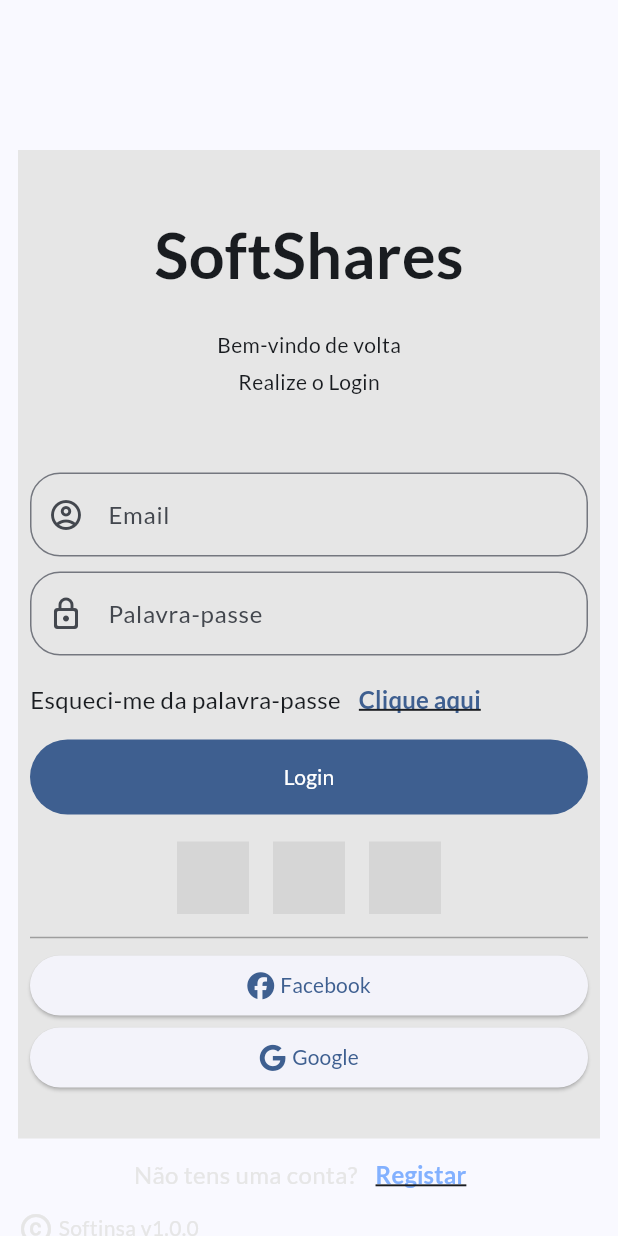
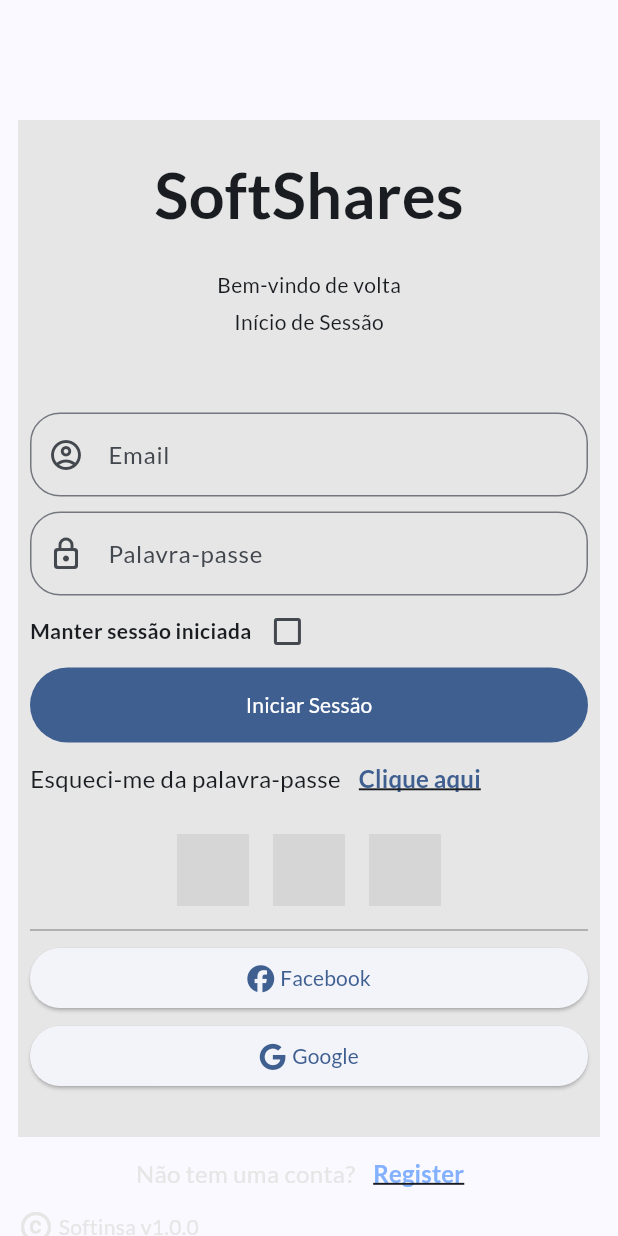
Before and after one commit to asousapt/softshares_mobile, a Flutter app: the screen it shows after launch, on a phone screen of 412 x 824 dp. Run offline on Flutter 3.47's test engine with Material 3 defaults, Android fonts, the phone set to English and light mode, and no system bars; our stand-ins replace font_awesome_flutter, google_fonts, package_info_plus, table_calendar; missing offline and left inert: country_flags; generated files the repository leaves out were written again; grey boxes are pictures that could not be loaded.

Commit message:
Implementação do salvar credenciais no login e traduções

```diff
--- /dev/null
+++ b/l10n.yaml
@@ -0,0 +1,3 @@
+arb-dir: lib/l10n
+template-arb-file: app_en.arb
+output-localization-file: app_localizations.dart
--- /dev/null
+++ b/lib/l10n/app_pt.arb
@@ -0,0 +1,10 @@
+{
+  "bemVindo": "Bem-vindo de volta",
+  "doLogin": "Início de Sessão",
+  "password": "Palavra-passe",
+  "forgotPassword": "Esqueci-me da palavra-passe",
+  "clickHere": "Clique aqui",
+  "login": "Iniciar Sessão",
+  "noAccount": "Não tem uma conta?",
+  "keepMeLoggedIn": "Manter sessão iniciada"
+}
--- a/lib/main.dart
+++ b/lib/main.dart
@@ -5,13 +5,38 @@ import 'package:softshares_mobile/screens/home.dart';
 import 'package:softshares_mobile/screens/perfil.dart';
 import 'package:softshares_mobile/models/utilizador.dart';
 import 'package:softshares_mobile/softshares_theme.dart';
+import 'package:flutter_localizations/flutter_localizations.dart';
+import 'package:flutter_gen/gen_l10n/app_localizations.dart';
 
 void main() {
   runApp(const MyApp());
 }
 
-class MyApp extends StatelessWidget {
+class MyApp extends StatefulWidget {
   const MyApp({super.key});
+
+  @override
+  State<MyApp> createState() {
+    return _MyAppState();
+  }
+}
+
+class _MyAppState extends State<MyApp> {
+  String local = 'pt';
+
+  @override
+  void initState() {
+    local = 'pt';
+    super.initState();
+  }
+
+  //Funcao que faz a mudamça da linguagem da aplicação
+  void _mudaIdioma(String linguagem) {
+    setState(() {
+      local = linguagem;
+    });
+  }
+
   @override
   Widget build(BuildContext context) {
     Utilizador utilizador = Utilizador(
@@ -31,11 +56,24 @@ class MyApp extends StatelessWidget {
       //initialRoute: "/login",
       theme: SoftSharesTheme.lightTheme,
       routes: {
-        "/login": (context) => const EcraLogin(),
+        "/login": (context) => EcraLogin(mudaIdioma: _mudaIdioma),
         "/registar": (context) => const EcraRegistar(),
-        "/perfil": (context) => ProfileScreen(utilizador: utilizador)
+        "/perfil": (context) => ProfileScreen(utilizador: utilizador),
+        '/home': (context) => const HomeScreen()
       },
-      home: EcraLogin(),
+      locale: Locale(local),
+      localizationsDelegates: const [
+        AppLocalizations.delegate,
+        GlobalMaterialLocalizations.delegate,
+        GlobalWidgetsLocalizations.delegate,
+        GlobalCupertinoLocalizations.delegate,
+      ],
+      supportedLocales: const [
+        Locale('en'),
+        Locale('es'),
+        Locale('pt'),
+      ],
+      home: EcraLogin(mudaIdioma: _mudaIdioma),
     );
   }
 }
--- a/lib/screens/Login/login.dart
+++ b/lib/screens/Login/login.dart
@@ -2,9 +2,15 @@ import "package:flutter/material.dart";
 import 'package:country_flags/country_flags.dart';
 import 'package:font_awesome_flutter/font_awesome_flutter.dart';
 import 'package:package_info_plus/package_info_plus.dart';
+import 'package:flutter_gen/gen_l10n/app_localizations.dart';
 
 class EcraLogin extends StatefulWidget {
-  const EcraLogin({super.key});
+  const EcraLogin({
+    super.key,
+    required this.mudaIdioma,
+  });
+
+  final Function(String idioma) mudaIdioma;
 
   @override
   State<EcraLogin> createState() {
@@ -16,6 +22,7 @@ class _EcraLoginState extends State<EcraLogin> {
   String version = 'Loading...';
   String email = '';
   String pass = '';
+  bool isChecked = false;
   late TextEditingController controlEmail;
   late TextEditingController controlPass;
   //Basededados bd = Basededados();
@@ -26,6 +33,7 @@ class _EcraLoginState extends State<EcraLogin> {
     controlEmail = TextEditingController();
     controlPass = TextEditingController();
     getVersion();
+    isChecked = false;
   }
 
   @override
@@ -55,7 +63,7 @@ class _EcraLoginState extends State<EcraLogin> {
   Widget build(BuildContext context) {
     return Scaffold(
       body: Padding(
-        padding: const EdgeInsets.only(left: 12, right: 12, top: 100),
+        padding: const EdgeInsets.only(left: 12, right: 12, top: 80),
         child: SingleChildScrollView(
           child: Column(
             children: [
@@ -65,7 +73,7 @@ class _EcraLoginState extends State<EcraLogin> {
                   child: Column(
                     mainAxisSize: MainAxisSize.max,
                     children: [
-                      const SizedBox(height: 40),
+                      const SizedBox(height: 20),
                       const Text(
                         'SoftShares',
                         style: TextStyle(
@@ -75,12 +83,12 @@ class _EcraLoginState extends State<EcraLogin> {
                       ),
                       const SizedBox(height: 20),
                       Text(
-                        "Bem-vindo de volta",
+                        AppLocalizations.of(context)!.bemVindo,
                         style: const TextStyle(fontSize: 14),
                       ),
-                      SizedBox(height: 5),
+                      const SizedBox(height: 5),
                       Text(
-                        "Realize o Login",
+                        AppLocalizations.of(context)!.doLogin,
                         style: const TextStyle(fontSize: 14),
                       ),
                       const SizedBox(height: 50),
@@ -91,31 +99,64 @@ class _EcraLoginState extends State<EcraLogin> {
                           children: [
                             TextFormField(
                               controller: controlEmail,
-                              decoration: InputDecoration(
+                              decoration: const InputDecoration(
                                 labelText: "Email",
-                                prefixIcon:
-                                    const Icon(Icons.account_circle_outlined),
+                                prefixIcon: Icon(Icons.account_circle_outlined),
                               ),
                             ),
                             const SizedBox(height: 10),
                             TextFormField(
                               controller: controlPass,
                               decoration: InputDecoration(
-                                labelText: "Palavra-passe",
-                                prefixIcon: Icon(Icons.lock_outline_rounded),
+                                label: Text(
+                                    AppLocalizations.of(context)!.password),
+                                prefixIcon:
+                                    const Icon(Icons.lock_outline_rounded),
                               ),
                             ),
-                            const SizedBox(height: 5),
                             Row(
                               children: [
                                 Text(
-                                  "Esqueci-me da palavra-passe",
+                                    AppLocalizations.of(context)!
+                                        .keepMeLoggedIn,
+                                    style: const TextStyle(
+                                        fontWeight: FontWeight.bold)),
+                                Checkbox(
+                                    value: isChecked,
+                                    onChanged: (bool? value) {
+                                      setState(() {
+                                        if (value == null) {
+                                          isChecked = false;
+                                        } else {
+                                          isChecked = value;
+                                        }
+                                      });
+                                    }),
+                              ],
+                            ),
+
+                            SizedBox(
+                              height: 50,
+                              width: double.infinity,
+                              child: FilledButton(
+                                onPressed: () {
+                                  Navigator.pushNamed(context, '/home');
+                                },
+                                child:
+                                    Text(AppLocalizations.of(context)!.login),
+                              ),
+                            ),
+                            // Esqueceu a password
+                            Row(
+                              children: [
+                                Text(
+                                  AppLocalizations.of(context)!.forgotPassword,
                                   style: const TextStyle(fontSize: 16),
                                 ),
                                 TextButton(
                                   onPressed: () {},
                                   child: Text(
-                                    "Clique aqui",
+                                    AppLocalizations.of(context)!.clickHere,
                                     style: const TextStyle(
                                         fontSize: 16,
                                         fontWeight: FontWeight.bold,
@@ -124,22 +165,14 @@ class _EcraLoginState extends State<EcraLogin> {
                                 ),
                               ],
                             ),
-                            const SizedBox(height: 3),
-                            SizedBox(
-                              height: 50,
-                              width: double.infinity,
-                              child: FilledButton(
-                                onPressed: () {},
-                                child: Text("Login"),
-                              ),
-                            ),
-                            const SizedBox(height: 10),
+                            const SizedBox(height: 5),
+                            //Secção das bandeiras
                             Row(
                               mainAxisSize: MainAxisSize.min,
                               children: [
                                 GestureDetector(
                                   onTap: () {
-                                    print("escolhi PT");
+                                    widget.mudaIdioma('pt');
                                   },
                                   child: CircleAvatar(
                                     radius: 32,
@@ -149,7 +182,7 @@ class _EcraLoginState extends State<EcraLogin> {
                                       aspectRatio:
                                           1.0, // Ensure aspect ratio is 1:1 to maintain the circular shape
                                       child: Container(
-                                        padding: EdgeInsets.all(8),
+                                        padding: const EdgeInsets.all(8),
                                         child: CountryFlag.fromCountryCode(
                                           'PT',
                                           height: 48,
@@ -162,7 +195,7 @@ class _EcraLoginState extends State<EcraLogin> {
                                 ),
                                 GestureDetector(
                                   onTap: () {
-                                    print("escolhi ES");
+                                    widget.mudaIdioma('es');
                                   },
                                   child: CircleAvatar(
                                     radius: 32,
@@ -183,7 +216,7 @@ class _EcraLoginState extends State<EcraLogin> {
                                 ),
                                 GestureDetector(
                                   onTap: () {
-                                    print("escolhi GB");
+                                    widget.mudaIdioma('en');
                                   },
                                   child: CircleAvatar(
                                     radius: 32,
@@ -205,6 +238,7 @@ class _EcraLoginState extends State<EcraLogin> {
                               ],
                             ),
                             const Divider(color: Colors.grey),
+                            // Secção do SSO
                             ElevatedButton(
                               onPressed: sub,
                               style: ElevatedButton.styleFrom(
@@ -221,6 +255,7 @@ class _EcraLoginState extends State<EcraLogin> {
                                 ],
                               ),
                             ),
+                            const SizedBox(height: 4),
                             ElevatedButton(
                               onPressed: sub,
                               style: ElevatedButton.styleFrom(
@@ -249,17 +284,17 @@ class _EcraLoginState extends State<EcraLogin> {
                 mainAxisAlignment: MainAxisAlignment.center,
                 children: [
                   Text(
-                    "Não tens uma conta?",
+                    AppLocalizations.of(context)!.noAccount,
                     style: const TextStyle(
                       fontSize: 16,
-                      color: const Color.fromRGBO(230, 230, 230, 1),
+                      color: Color.fromRGBO(230, 230, 230, 1),
                     ),
                   ),
                   TextButton(
                     onPressed: () =>
                         {Navigator.pushNamed(context, "/registar")},
-                    child: const Text("Registar",
-                        style: TextStyle(
+                    child: Text(AppLocalizations.of(context)!.register,
+                        style: const TextStyle(
                             color: Color(0xFF83B1FF),
                             fontSize: 16,
                             fontWeight: FontWeight.bold,
--- a/pubspec.yaml
+++ b/pubspec.yaml
@@ -35,11 +35,14 @@ dependencies:
   # The following adds the Cupertino Icons font to your application.
   # Use with the CupertinoIcons class for iOS style icons.
   cupertino_icons: ^1.0.6
-  table_calendar: ^3.1.1
+  table_calendar: ^3.0.9
   font_awesome_flutter: ^10.7.0
   google_fonts: ^6.2.0
   country_flags: ^2.2.0
   package_info_plus: ^8.0.0
+  flutter_localizations:
+    sdk: flutter
+  intl: any
 
 dev_dependencies:
   flutter_test:
@@ -57,6 +60,7 @@ dev_dependencies:
 
 # The following section is specific to Flutter packages.
 flutter:
+  generate: true
 
   # The following line ensures that the Material Icons font is
   # included with your application, so that you can use the icons in
```
Also changed, not shown: lib/l10n/app_en.arb (added, +11 -0 lines), lib/l10n/app_es.arb (added, +11 -0 lines), pubspec.lock.
